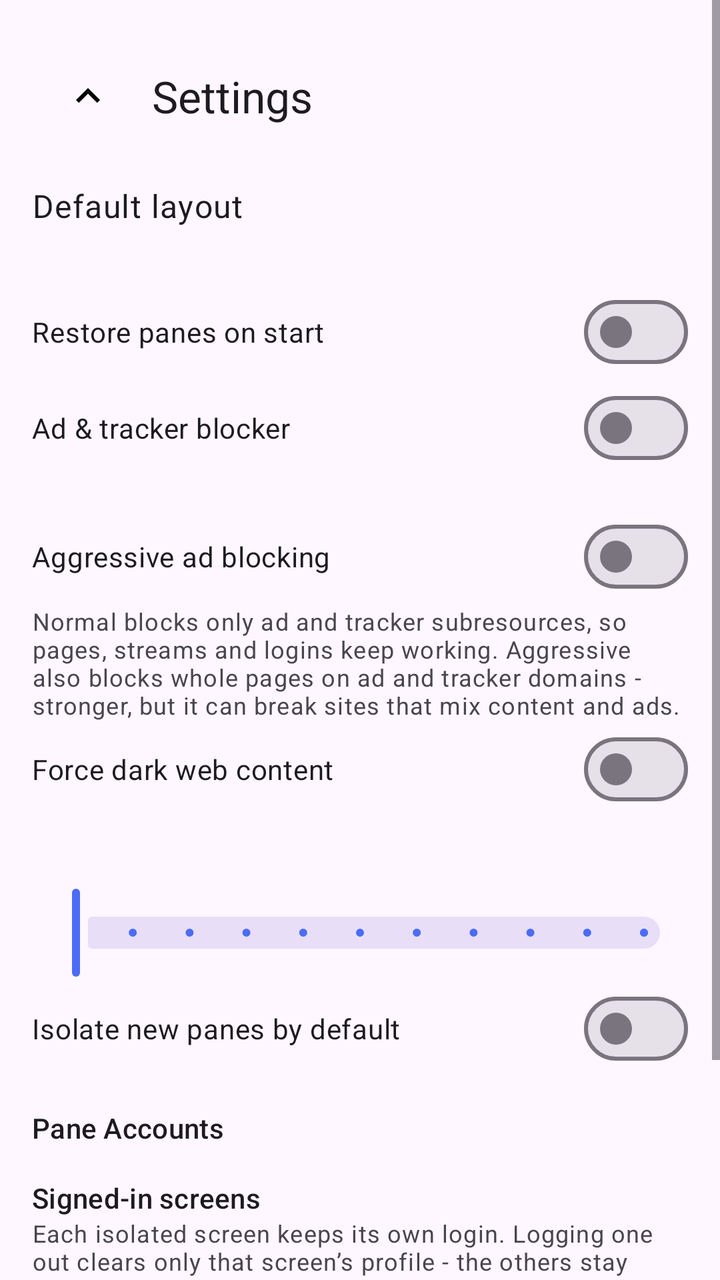
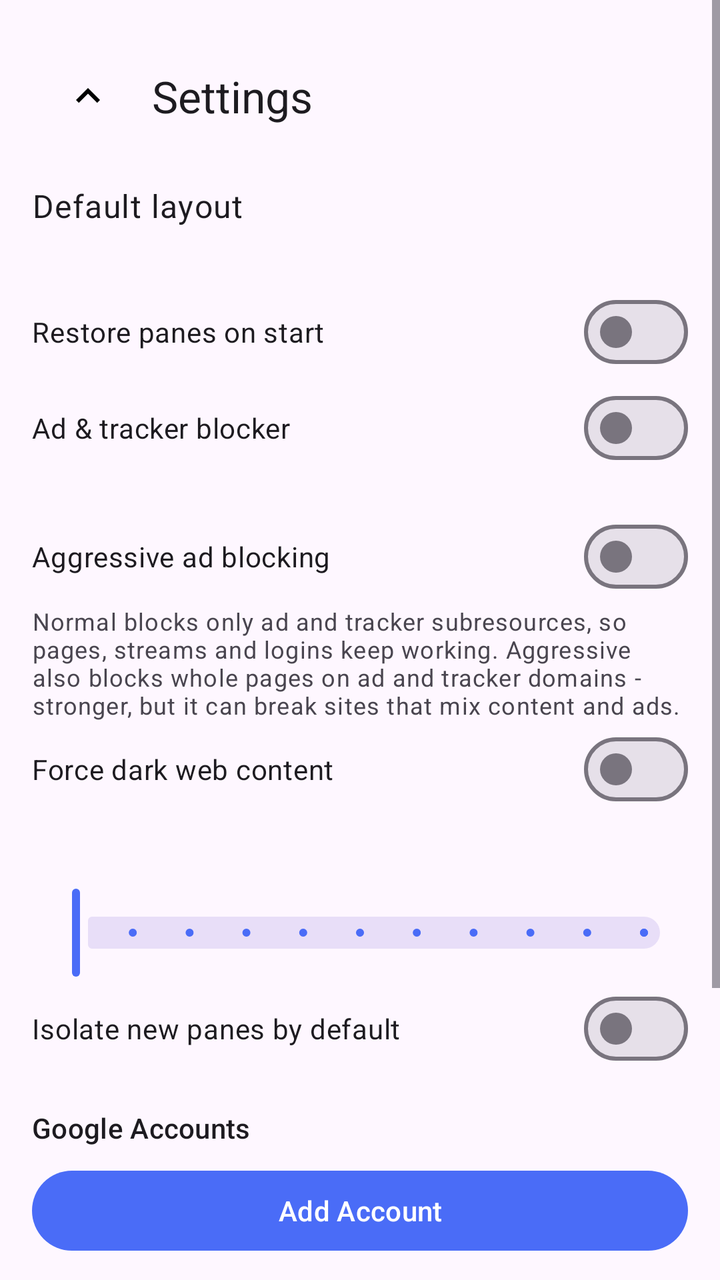

Screens rendered from an Android XML layout before and after an edit, with the pre-edit source and the edit as a unified diff.
<!-- AndroidManifest.xml: application theme Theme.MultiView -->
<!-- res/layout/activity_settings.xml -->
<?xml version="1.0" encoding="utf-8"?>
<ScrollView xmlns:android="http://schemas.android.com/apk/res/android"
    xmlns:app="http://schemas.android.com/apk/res-auto"
    android:layout_width="match_parent"
    android:layout_height="match_parent"
    android:fitsSystemWindows="true">

    <LinearLayout
        android:layout_width="match_parent"
        android:layout_height="wrap_content"
        android:orientation="vertical"
        android:padding="16dp">

        <com.google.android.material.appbar.MaterialToolbar
            android:id="@+id/settingsToolbar"
            android:layout_width="match_parent"
            android:layout_height="?attr/actionBarSize"
            app:navigationIcon="@drawable/ic_chevron_up"
            app:title="@string/settings_title" />

        <LinearLayout
            android:id="@+id/rowDefaultLayout"
            android:layout_width="match_parent"
            android:layout_height="wrap_content"
            android:background="?attr/selectableItemBackground"
            android:orientation="vertical"
            android:paddingTop="12dp"
            android:paddingBottom="12dp">

            <TextView
                android:layout_width="match_parent"
                android:layout_height="wrap_content"
                android:text="@string/set_default_layout"
                android:textAppearance="?attr/textAppearanceBodyLarge" />

            <TextView
                android:id="@+id/tvDefaultLayout"
                android:layout_width="match_parent"
                android:layout_height="wrap_content"
                android:textAppearance="?attr/textAppearanceBodySmall" />
        </LinearLayout>

        <com.google.android.material.materialswitch.MaterialSwitch
            android:id="@+id/swRestorePanes"
            android:layout_width="match_parent"
            android:layout_height="wrap_content"
            android:paddingTop="12dp"
            android:paddingBottom="12dp"
            android:text="@string/set_restore_panes" />

        <com.google.android.material.materialswitch.MaterialSwitch
            android:id="@+id/swAdblock"
            android:layout_width="match_parent"
            android:layout_height="wrap_content"
            android:paddingTop="12dp"
            android:paddingBottom="12dp"
            android:text="@string/set_adblock" />

        <TextView
            android:id="@+id/tvBlockedCount"
            android:layout_width="match_parent"
            android:layout_height="wrap_content"
            android:textAppearance="?attr/textAppearanceBodySmall" />

        <com.google.android.material.materialswitch.MaterialSwitch
            android:id="@+id/swAggressive"
            android:layout_width="match_parent"
            android:layout_height="wrap_content"
            android:paddingTop="12dp"
            android:paddingBottom="12dp"
            android:text="@string/set_adblock_aggressive" />

        <TextView
            android:id="@+id/tvAggressiveBody"
            android:layout_width="match_parent"
            android:layout_height="wrap_content"
            android:text="@string/set_adblock_aggressive_body"
            android:textAppearance="?attr/textAppearanceBodySmall" />

        <com.google.android.material.materialswitch.MaterialSwitch
            android:id="@+id/swForceDark"
            android:layout_width="match_parent"
            android:layout_height="wrap_content"
            android:paddingTop="12dp"
            android:paddingBottom="12dp"
            android:text="@string/set_force_dark" />

        <TextView
            android:id="@+id/tvTextZoom"
            android:layout_width="match_parent"
            android:layout_height="wrap_content"
            android:paddingTop="12dp"
            android:textAppearance="?attr/textAppearanceBodyLarge" />

        <com.google.android.material.slider.Slider
            android:id="@+id/sliderTextZoom"
            android:layout_width="match_parent"
            android:layout_height="wrap_content"
            android:stepSize="5"
            android:valueFrom="80"
            android:valueTo="130"
            app:labelBehavior="gone" />

        <com.google.android.material.materialswitch.MaterialSwitch
            android:id="@+id/swIsolateDefault"
            android:layout_width="match_parent"
            android:layout_height="wrap_content"
            android:paddingTop="12dp"
            android:paddingBottom="12dp"
            android:text="@string/set_isolate_default" />

                        <TextView
            android:id="@+id/tvPaneAccountsTitle"
            android:layout_width="match_parent"
            android:layout_height="wrap_content"
            android:paddingTop="16dp"
            android:text="@string/set_pane_accounts"
            android:textAppearance="?attr/textAppearanceTitleSmall" />

        <LinearLayout
            android:id="@+id/paneAccountsBox"
            android:layout_width="match_parent"
            android:layout_height="wrap_content"
            android:orientation="vertical" />

<TextView
            android:id="@+id/tvAccountsTitle"
            android:layout_width="match_parent"
            android:layout_height="wrap_content"
            android:paddingTop="16dp"
            android:text="@string/set_accounts_title"
            android:textAppearance="?attr/textAppearanceTitleSmall" />

        <TextView
            android:id="@+id/tvAccountsBody"
            android:layout_width="match_parent"
            android:layout_height="wrap_content"
            android:text="@string/set_accounts_body"
            android:textAppearance="?attr/textAppearanceBodySmall" />

        <LinearLayout
            android:id="@+id/accountsBox"
            android:layout_width="match_parent"
            android:layout_height="wrap_content"
            android:orientation="vertical" />

<com.google.android.material.button.MaterialButton
            android:id="@+id/btnClearData"
            android:layout_width="match_parent"
            android:layout_height="wrap_content"
            android:layout_marginTop="16dp"
            android:text="@string/set_clear_data" />

        <TextView
            android:id="@+id/tvAbout"
            android:layout_width="match_parent"
            android:layout_height="wrap_content"
            android:layout_marginTop="24dp"
            android:textAppearance="?attr/textAppearanceBodySmall" />
    </LinearLayout>
</ScrollView>
<!-- resources referenced by this layout -->
<resources>
  <!-- drawable ic_chevron_up (drawable) -->
  <?xml version="1.0" encoding="utf-8"?>
  <vector xmlns:android="http://schemas.android.com/apk/res/android"
      android:width="24dp" android:height="24dp"
      android:viewportWidth="24" android:viewportHeight="24">
      <path android:fillColor="#FF000000" android:pathData="M7.41,15.41L12,10.83l4.59,4.58L18,14l-6,-6 -6,6z"/>
  </vector>
  <string name="set_accounts_body">Each isolated screen keeps its own login. Logging one out clears only that screen’s profile - the others stay signed in.</string>
  <string name="set_accounts_title">Signed-in screens</string>
  <string name="set_adblock">Ad &amp; tracker blocker</string>
  <string name="set_adblock_aggressive">Aggressive ad blocking</string>
  <string name="set_adblock_aggressive_body">Normal blocks only ad and tracker subresources, so pages, streams and logins keep working. Aggressive also blocks whole pages on ad and tracker domains - stronger, but it can break sites that mix content and ads.</string>
  <string name="set_clear_data">Clear browsing data</string>
  <string name="set_default_layout">Default layout</string>
  <string name="set_force_dark">Force dark web content</string>
  <string name="set_isolate_default">Isolate new panes by default</string>
  <string name="set_pane_accounts">Pane Accounts</string>
  <string name="set_restore_panes">Restore panes on start</string>
  <string name="settings_title">Settings</string>
  <style name="Theme.MultiView" parent="Theme.Material3.DayNight.NoActionBar">
          <item name="colorPrimary">@color/accent</item>
          <item name="colorSecondary">@color/accent</item>
          <item name="android:statusBarColor">?attr/colorSurface</item>
          <item name="mvPaneBackground">@color/pane_bg</item>
          <item name="mvIconTint">@color/icon_tint</item>
      </style>
  <color name="accent">#FF4A6CF7</color>
  <color name="pane_bg">#FFFFFFFF</color>
  <color name="icon_tint">#FF000000</color>
</resources>

<!-- the commit's change to res/layout/activity_settings.xml (unified diff, before → after) -->
@@ -114,7 +114,7 @@
             android:layout_width="match_parent"
             android:layout_height="wrap_content"
             android:paddingTop="16dp"
-            android:text="@string/set_pane_accounts"
+            android:text="@string/set_google_accounts"
             android:textAppearance="?attr/textAppearanceTitleSmall" />
 
         <LinearLayout
@@ -122,6 +122,13 @@
             android:layout_width="match_parent"
             android:layout_height="wrap_content"
             android:orientation="vertical" />
+
+        <com.google.android.material.button.MaterialButton
+            android:id="@+id/btnAddAccount"
+            android:layout_width="match_parent"
+            android:layout_height="wrap_content"
+            android:layout_marginTop="8dp"
+            android:text="@string/set_add_account" />
 
 <TextView
             android:id="@+id/tvAccountsTitle"
<!-- resource entries referenced after the edit -->
@@ -12,11 +12,12 @@
   <string name="set_adblock">Ad &amp; tracker blocker</string>
   <string name="set_adblock_aggressive">Aggressive ad blocking</string>
   <string name="set_adblock_aggressive_body">Normal blocks only ad and tracker subresources, so pages, streams and logins keep working. Aggressive also blocks whole pages on ad and tracker domains - stronger, but it can break sites that mix content and ads.</string>
+  <string name="set_add_account">Add Account</string>
   <string name="set_clear_data">Clear browsing data</string>
   <string name="set_default_layout">Default layout</string>
   <string name="set_force_dark">Force dark web content</string>
+  <string name="set_google_accounts">Google Accounts</string>
   <string name="set_isolate_default">Isolate new panes by default</string>
-  <string name="set_pane_accounts">Pane Accounts</string>
   <string name="set_restore_panes">Restore panes on start</string>
   <string name="settings_title">Settings</string>
   <style name="Theme.MultiView" parent="Theme.Material3.DayNight.NoActionBar">
